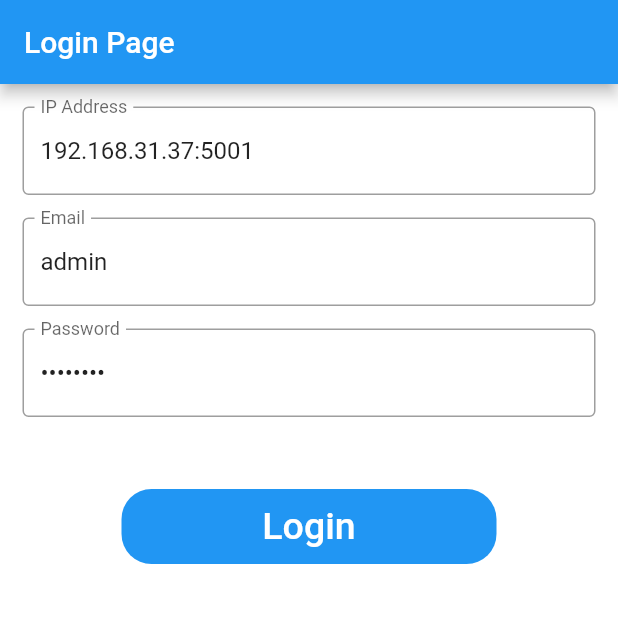
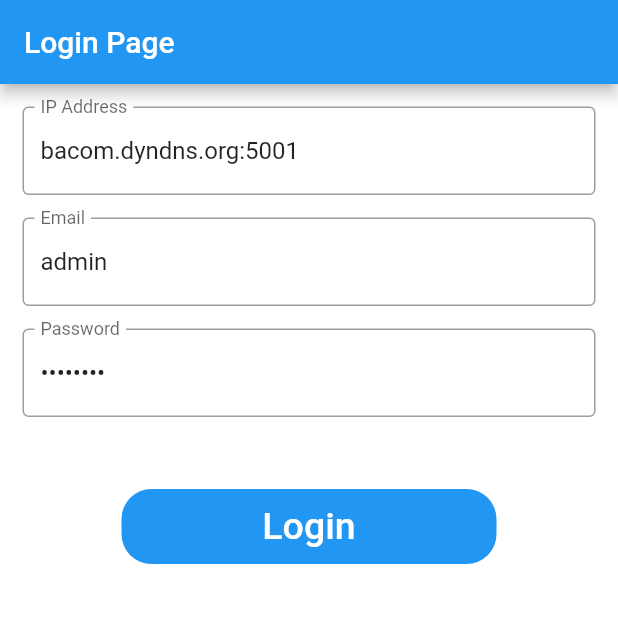
Before and after one commit to 777CC/logindemo-master, a Flutter app: the screen it shows after launch, on a phone screen of 412 x 824 dp, the top half of it. Run offline on Flutter 3.47's test engine with Material 2 defaults, Android fonts, the phone set to English and light mode, and no system bars; missing offline and left inert: signalr_client.

Commit message:
Update main.dart

```diff
--- a/lib/main.dart
+++ b/lib/main.dart
@@ -76,7 +76,8 @@ class _LoginDemoState extends State<LoginDemo> {
     var ipserver = TextEditingController();
     var userText = TextEditingController();
     var passText = TextEditingController();
-    ipserver.text = "192.168.31.37:5001";
+    //ipserver.text = "192.168.31.37:5001";//https://bacom.dyndns.org:5001
+    ipserver.text = "bacom.dyndns.org:5001";
     userText.text = "admin";
     passText.text = "password";
     return Scaffold(
```
